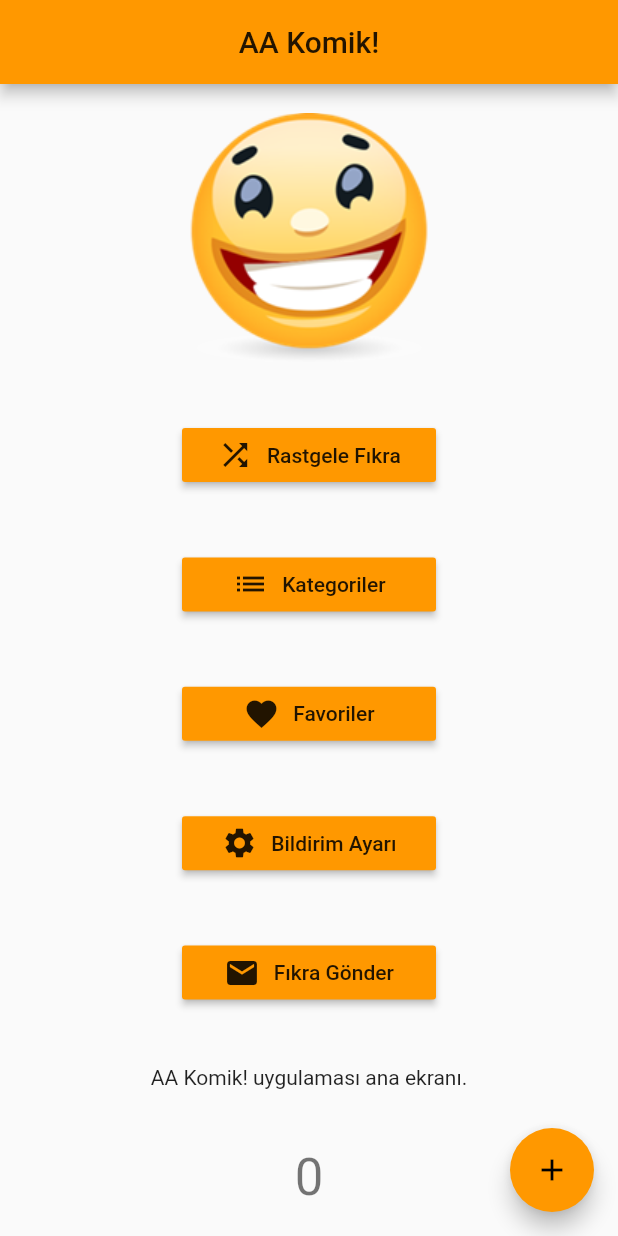
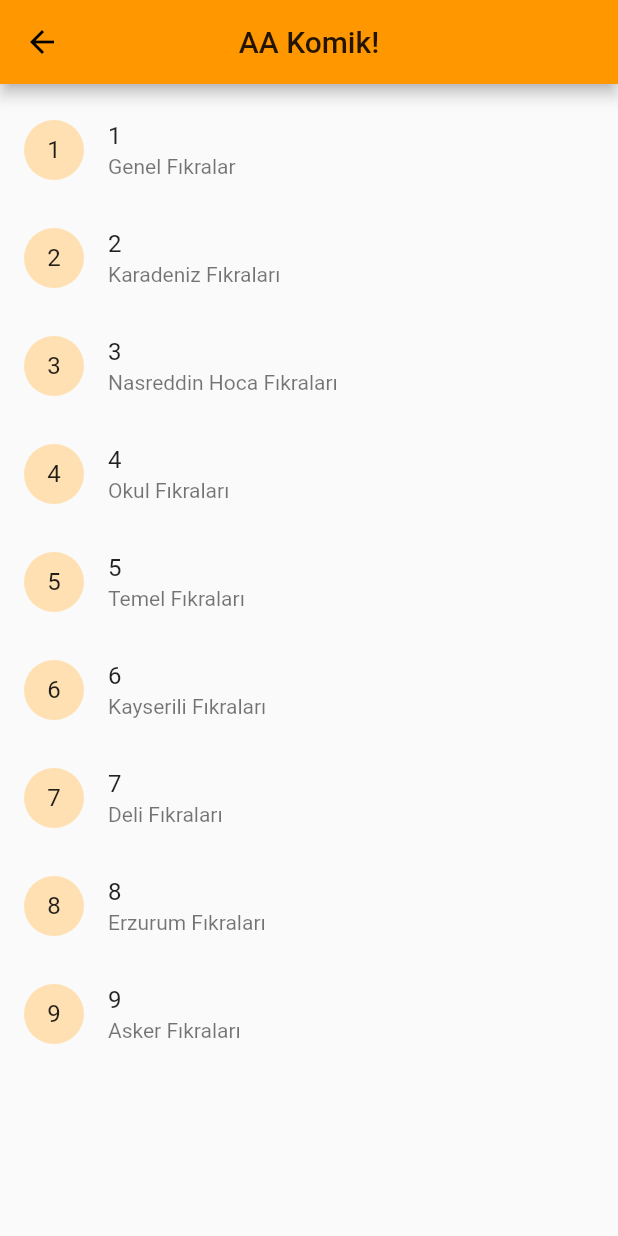
Before and after one commit to anilulak/aakomik, a Flutter app: the screen it shows after launch, after a tap on "Kategoriler", on a phone screen of 412 x 824 dp. Run offline on Flutter 3.47's test engine with Material 2 defaults, Android fonts, the phone set to English and light mode, and no system bars.

Commit message:
Categories's page is added(UI).

```diff
--- /dev/null
+++ b/lib/categories.dart
@@ -0,0 +1,102 @@
+import 'package:flutter/material.dart';
+import 'package:aakomik/categorieslist/category_list.dart';
+import 'package:aakomik/categorieslist/modal/category.dart';
+
+class Categories extends StatelessWidget {
+  @override
+  Widget build(BuildContext context) {
+    final title = 'AA Komik!';
+
+    return new Scaffold(
+      appBar: new AppBar(
+        title: new Text(title),
+        centerTitle: true,
+      ),
+      body: new CategoriesPage(),
+    );
+  }
+}
+
+class CategoriesPage extends StatelessWidget {
+  _buildCategoriesList() {
+    return <CategoryModal>[
+      const CategoryModal(
+          categoryId: 1, categoryName: 'Genel Fıkralar'),
+      const CategoryModal(
+          categoryId: 2, categoryName: 'Karadeniz Fıkraları'),
+      const CategoryModal(
+          categoryId: 3, categoryName: 'Nasreddin Hoca Fıkraları'),
+      const CategoryModal(
+          categoryId: 4, categoryName: 'Okul Fıkraları'),
+      const CategoryModal(
+          categoryId: 5, categoryName: 'Temel Fıkraları'),
+      const CategoryModal(
+          categoryId: 6, categoryName: 'Kayserili Fıkraları'),
+      const CategoryModal(
+          categoryId: 7, categoryName: 'Deli Fıkraları'),
+      const CategoryModal(
+          categoryId: 8, categoryName: 'Erzurum Fıkraları'),
+      const CategoryModal(
+          categoryId: 9, categoryName: 'Asker Fıkraları'),
+    ];
+  }
+
+  @override
+  Widget build(BuildContext context) {
+    return new Scaffold(body: new CategoriesList(_buildCategoriesList()));
+  }
+}
+
+
+/*class Categories extends StatelessWidget {
+  @override
+  Widget build(BuildContext context) {
+    final title = 'AA Komik!';
+
+    return new Scaffold(
+      appBar: new AppBar(
+        title: new Text(title),
+        centerTitle: true,
+      ),
+      body: new ListView(
+        children: <Widget>[
+          new List(),
+        ],
+      ),
+    );
+  }
+}
+
+class List extends StatefulWidget {
+  @override
+  State<StatefulWidget> createState() {
+    return new _List();
+  }
+}
+
+class _List extends State<List> {
+  @override
+  Widget build(BuildContext context) {
+    return new Container(
+      color: Colors.blue,
+      padding: new EdgeInsets.all(5.0),
+      child: new ListView(
+        children: <Widget>[
+          new ListTile(
+            // leading: new Icon(Icons.map),
+            title: new Text('Laz Fıkraları'),
+          ),
+          new ListTile(
+            title: new Text('Öğrenci- Öğretmen Fıkraları'),
+          ),
+          new ListTile(
+            title: new Text('Programmer Fıkraları'),
+            //onTap: _GetRandomFromSelectedCategory("ProgrammerJokes"),
+          )
+        ],
+      ),
+    );
+  }
+
+  void _GetRandomFromSelectedCategory() {}
+}*/
--- /dev/null
+++ b/lib/categorieslist/category_list.dart
@@ -0,0 +1,23 @@
+import 'package:flutter/material.dart';
+import 'package:aakomik/categorieslist/category_list_item.dart';
+import 'package:aakomik/categorieslist/modal/category.dart';
+
+class CategoriesList extends StatelessWidget {
+  final List<CategoryModal> _categoryModal;
+
+  CategoriesList(this._categoryModal);
+
+  @override
+  Widget build(BuildContext context) {
+    return new ListView(
+      padding: new EdgeInsets.symmetric(vertical: 8.0),
+      children: _buildCategoriesList(),
+    );
+  }
+
+  List<CategoryListItem> _buildCategoriesList() {
+    return _categoryModal
+        .map((category) => new CategoryListItem(category))
+        .toList();
+  }
+}
--- /dev/null
+++ b/lib/categorieslist/category_list_item.dart
@@ -0,0 +1,20 @@
+import 'package:flutter/material.dart';
+import 'package:aakomik/categorieslist/modal/category.dart';
+
+class CategoryListItem extends StatelessWidget {
+  final CategoryModal _categoryModal;
+
+  CategoryListItem(this._categoryModal);
+
+  @override
+  Widget build(BuildContext context) {
+    return new ListTile(
+        onTap: () {
+          print('hello');
+        },
+        leading: new CircleAvatar(
+            child: new Text(_categoryModal.categoryId.toString())),
+        title: new Text(_categoryModal.categoryId.toString()),
+        subtitle: new Text(_categoryModal.categoryName));
+  }
+}
--- /dev/null
+++ b/lib/categorieslist/modal/category.dart
@@ -0,0 +1,6 @@
+class CategoryModal {
+  final int categoryId;
+  final String categoryName;
+
+  const CategoryModal({this.categoryId, this.categoryName});
+}
--- a/lib/main.dart
+++ b/lib/main.dart
@@ -1,5 +1,6 @@
 import 'package:flutter/material.dart';
 import 'joke.dart';
+import 'categories.dart';
 import 'notification_option.dart';
 
 void main() => runApp(new MyApp());
@@ -11,6 +12,7 @@ class MyApp extends StatelessWidget {
     var routes = <String, WidgetBuilder>{
       "/Joke": (BuildContext context) => new Joke(),
       "/NotificationOption": (BuildContext context) => new NotificationOption(),
+      "/Categories" : (BuildContext context) => new Categories(),
     };
     return new MaterialApp(
       debugShowCheckedModeBanner: false,
@@ -71,21 +73,9 @@ class _MyHomePageState extends State<MyHomePage> {
             new MenuButton(id: 3, text: 'Favoriler', iconData: Icons.favorite),
             new MenuButton(id: 4, text: 'Bildirim Ayarı', iconData: Icons.settings),
             new MenuButton(id: 5, text: 'Fıkra Gönder', iconData: Icons.mail),
-            new Text(
-              'AA Komik! uygulaması ana ekranı.',
-            ),
-            new Text(
-              '$_counter',
-              style: Theme.of(context).textTheme.display1,
-            ),
           ],
         ),
       ),
-      floatingActionButton: new FloatingActionButton(
-        onPressed: _incrementCounter,
-        tooltip: 'Increment',
-        child: new Icon(Icons.add),
-      ), // This trailing comma makes auto-formatting nicer for build methods.
     );
   }
 }
@@ -104,6 +94,9 @@ class MenuButton extends StatelessWidget {
   void onPressed(BuildContext context) {
     if (this.id == 1) {
       Navigator.of(context).pushNamed("/Joke");
+    }
+    else if(this.id==2){
+      Navigator.of(context).pushNamed("/Categories");
     }
     else if(this.id == 4) {
       Navigator.of(context).pushNamed("/NotificationOption");
```
